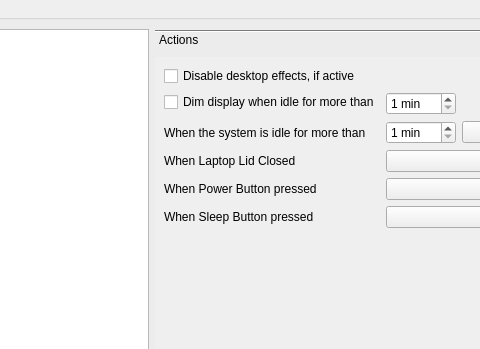
KDE/powerdevil, file kcmodule/profileEditPage.ui: the form before one commit; both pictures show x 113 to 593 and y 0 to 349 of the 730 by 452 pixel window.
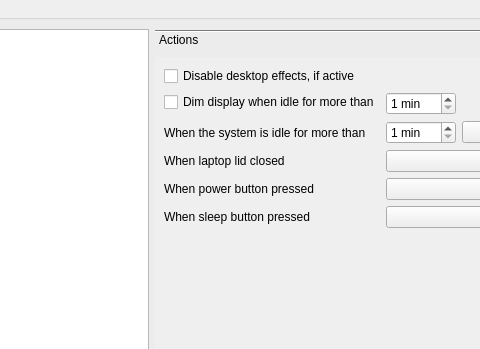
The form after the commit. Custom widgets are drawn as their Qt base class.

Patch:
```diff
--- a/kcmodule/profileEditPage.ui
+++ b/kcmodule/profileEditPage.ui
@@ -182,7 +182,7 @@
                  <string/>
                 </property>
                 <property name="text" >
-                 <string>When Laptop Lid Closed</string>
+                 <string>When laptop lid closed</string>
                 </property>
                </widget>
               </item>
@@ -208,7 +208,7 @@
               <item row="5" column="0" >
                <widget class="QLabel" name="label" >
                 <property name="text" >
-                 <string>When Power Button pressed</string>
+                 <string>When power button pressed</string>
                 </property>
                </widget>
               </item>
@@ -231,7 +231,7 @@
               <item row="6" column="0" >
                <widget class="QLabel" name="label_2" >
                 <property name="text" >
-                 <string>When Sleep Button pressed</string>
+                 <string>When sleep button pressed</string>
                 </property>
                </widget>
               </item>
```
Left out of the diff: 8 changed lines with no effect on the pictures.
